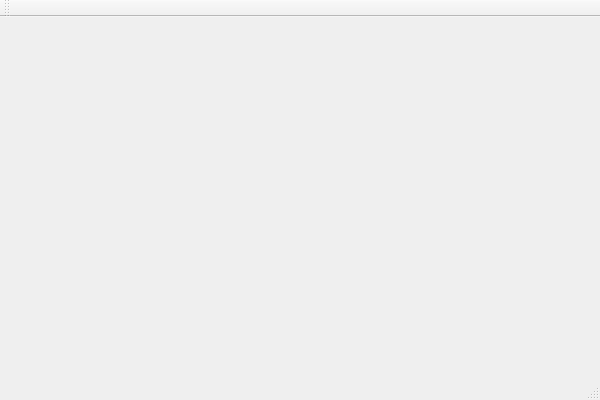
jtd/tippeliga, file tippeligaen.ui: the form before one commit.
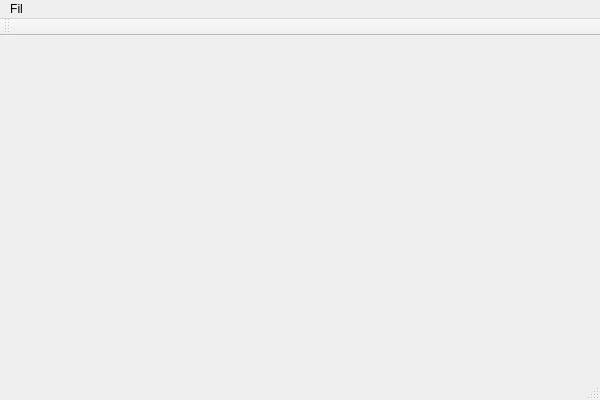
The form after the commit.

Patch:
```diff
--- a/tippeligaen.ui
+++ b/tippeligaen.ui
@@ -12,13 +12,40 @@
   <property name="windowTitle" >
    <string>Tippeligaen</string>
   </property>
-  <widget class="QMenuBar" name="menuBar" />
-  <widget class="QToolBar" name="mainToolBar" />
-  <widget class="QWidget" name="centralWidget" />
-  <widget class="QStatusBar" name="statusBar" />
+  <widget class="QWidget" name="centralWidget"/>
+  <widget class="QMenuBar" name="menuBar">
+   <property name="geometry">
+    <rect>
+     <x>0</x>
+     <y>0</y>
+     <width>600</width>
+     <height>21</height>
+    </rect>
+   </property>
+   <widget class="QMenu" name="menuO">
+    <property name="title">
+     <string>Fil</string>
+    </property>
+    <addaction name="actionAvslutt"/>
+   </widget>
+   <addaction name="menuO"/>
+  </widget>
+  <widget class="QToolBar" name="mainToolBar">
+   <attribute name="toolBarArea">
+    <enum>TopToolBarArea</enum>
+   </attribute>
+   <attribute name="toolBarBreak">
+    <bool>true</bool>
+   </attribute>
+  </widget>
+  <widget class="QStatusBar" name="statusBar"/>
+  <action name="actionAvslutt">
+   <property name="text">
+    <string>Avslutt</string>
+   </property>
+  </action>
  </widget>
- <layoutDefault spacing="6" margin="11" />
- <pixmapfunction></pixmapfunction>
+ <layoutdefault spacing="6" margin="11"/>
  <resources/>
  <connections/>
 </ui>
```
Left out of the diff: 7 changed lines with no effect on the pictures.
